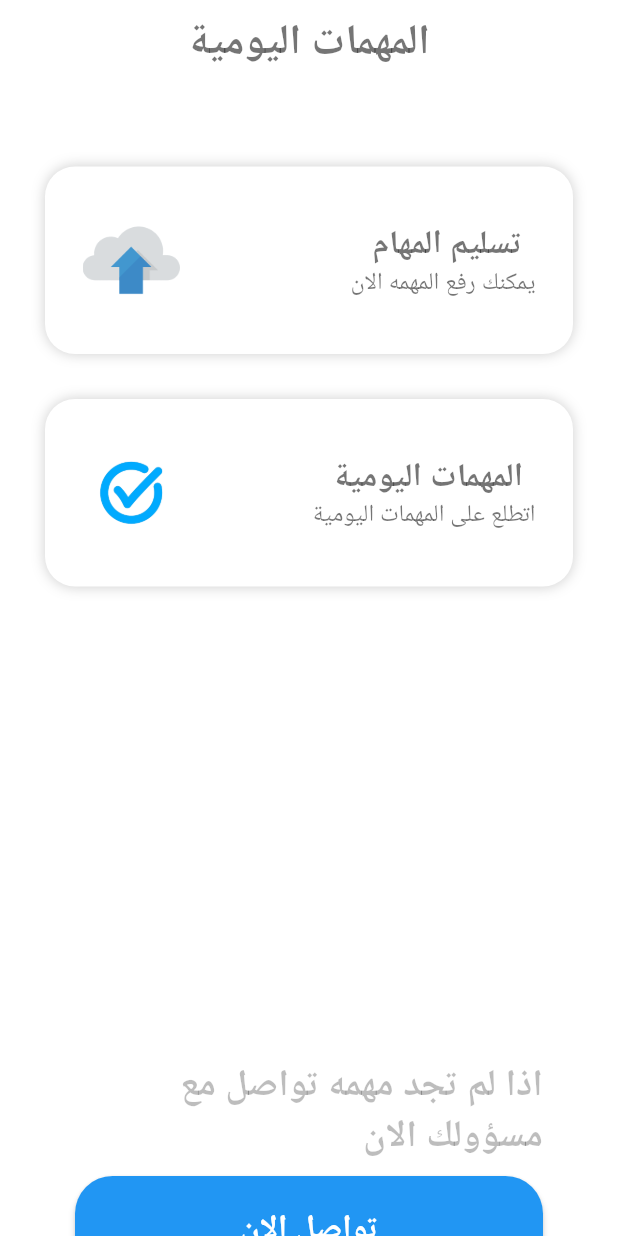
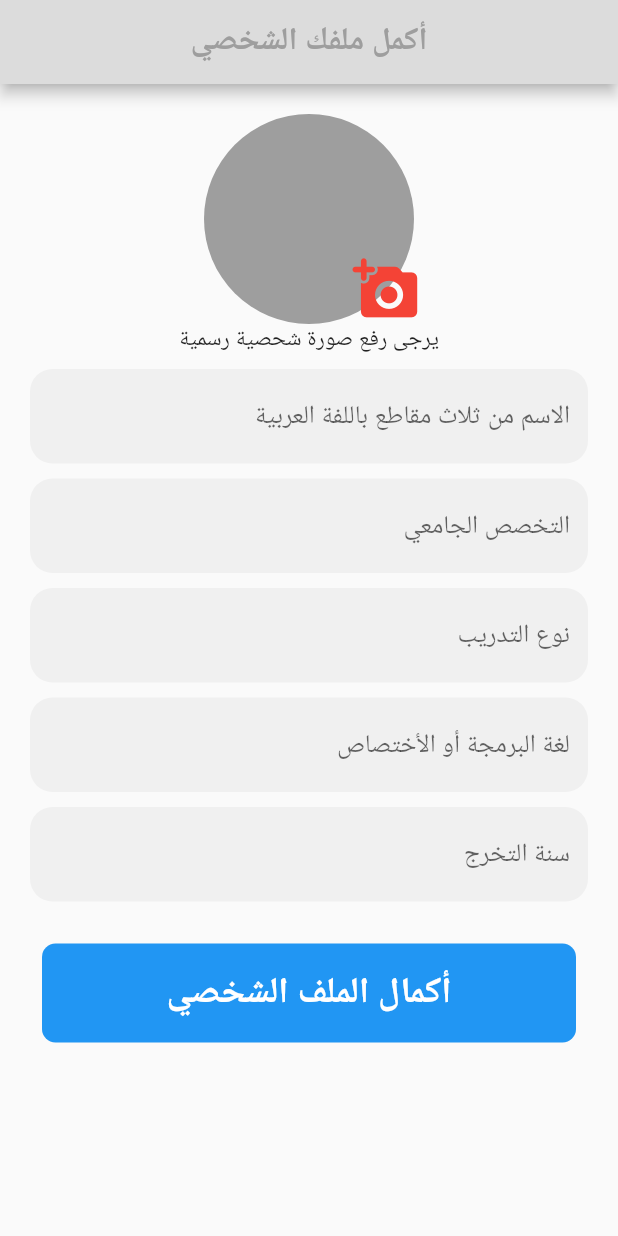
Before and after one commit to Basharzahdeh/fuais_app, a Flutter app: the screen it shows after launch, on a phone screen of 412 x 824 dp. Run offline on Flutter 3.47's test engine with Material 2 defaults, Android fonts, the phone set to English and light mode, and no system bars; our stand-ins replace easy_splash_screen, file_picker, image_picker.

Commit message:
add sign up screen

```diff
--- a/lib/main.dart
+++ b/lib/main.dart
@@ -1,7 +1,7 @@
 import 'package:flutter/material.dart';
-import 'package:fuais_app/ui/main/home_screen.dart';
 import 'package:flutter_localizations/flutter_localizations.dart';
-import 'ui/fingerprint/fingerprint_screen.dart';
+import 'package:fuais_app/ui/main/signup_screen.dart';
+import 'package:fuais_app/ui/tasks/dailytask_screen.dart';
 import 'ui/tasks/tasks_screen.dart';
 
 void main() {
@@ -13,6 +13,7 @@ class MyApp extends StatelessWidget {
   @override
   Widget build(BuildContext context) {
     return const MaterialApp(
+      debugShowCheckedModeBanner: false,
       localizationsDelegates: [
         GlobalMaterialLocalizations.delegate,
         GlobalWidgetsLocalizations.delegate,
@@ -21,7 +22,7 @@ class MyApp extends StatelessWidget {
       supportedLocales: [
         Locale('ar', 'JO'),
       ],
-      home: TasksScreen(),
+      home: SignUpScreen(),
     );
   }
 }
--- /dev/null
+++ b/lib/ui/main/signup_screen.dart
@@ -0,0 +1,243 @@
+import 'dart:io';
+
+import 'package:flutter/material.dart';
+import 'package:image_picker/image_picker.dart';
+
+class SignUpScreen extends StatefulWidget {
+  const SignUpScreen({Key? key}) : super(key: key);
+
+  @override
+  State<SignUpScreen> createState() => _SignUpScreenState();
+}
+
+class _SignUpScreenState extends State<SignUpScreen> {
+  final ImagePicker _imagePicker = ImagePicker();
+  XFile? pikedImagenew;
+  bool check = false;
+
+  TextEditingController _nameController = TextEditingController();
+  TextEditingController _priceController = TextEditingController();
+  TextEditingController _ramController = TextEditingController();
+  TextEditingController _storageController = TextEditingController();
+  TextEditingController _otherController = TextEditingController();
+
+  Future<void> getgallery() async {
+    final XFile? image = await _imagePicker.pickImage(source: ImageSource.gallery);
+
+    if (image == null) {
+      return;
+    } else {
+      setState(() {
+        check = true;
+      });
+    }
+    setState(() {
+      pikedImagenew = image;
+    });
+    Navigator.of(context).pop(ImageSource.gallery);
+  }
+
+  Future<void> _selectProfileImage() async {
+    final imageSource = await showDialog<ImageSource>(
+      context: context,
+      builder: (BuildContext context) => AlertDialog(
+        title: const Text("Select Image From:"),
+        content: SingleChildScrollView(
+          child: Column(
+            crossAxisAlignment: CrossAxisAlignment.stretch,
+            children: [
+              Row(
+                mainAxisAlignment: MainAxisAlignment.spaceEvenly,
+                children: [
+                  GestureDetector(
+                    onTap: () {
+                      Navigator.of(context).pop(ImageSource.gallery);
+                    },
+                    child: Column(
+                      children: [
+                        const Icon(Icons.photo_library),
+                        const SizedBox(height: 8),
+                        Text('Gallery'),
+                      ],
+                    ),
+                  ),
+                  GestureDetector(
+                    onTap: () {
+                      Navigator.of(context).pop(ImageSource.camera);
+                    },
+                    child: Column(
+                      children: [
+                        const Icon(Icons.camera_alt),
+                        const SizedBox(height: 8),
+                        Text('Camera'),
+                      ],
+                    ),
+                  ),
+                ],
+              ),
+            ],
+          ),
+        ),
+      ),
+    );
+
+    if (imageSource != null) {
+      final imagePickerResult = await _imagePicker.pickImage(source: imageSource);
+      if (imagePickerResult != null) {
+        setState(() {
+          pikedImagenew = imagePickerResult;
+        });
+      }
+    }
+  }
+
+  Widget _buildCircleAvatar() {
+    if (pikedImagenew == null) {
+      return CircleAvatar(
+        backgroundColor: Colors.grey,
+        radius: 70,
+      );
+    } else {
+      return CircleAvatar(
+        backgroundImage: FileImage(File(pikedImagenew!.path)),
+        radius: 70,
+      );
+    }
+  }
+
+  @override
+  Widget build(BuildContext context) {
+    return SafeArea(
+      child: Scaffold(
+        appBar: AppBar(
+          backgroundColor: Color.fromRGBO(220, 220, 220, 1),
+
+          title: Text("أكمل ملفك الشخصي",style: TextStyle(color: Colors.grey, fontWeight: FontWeight.bold)),centerTitle: true,),
+        body: Padding(
+          padding: const EdgeInsets.all(20.0),
+          child: SingleChildScrollView(
+            child: Column(
+              children: [
+                Row(
+                  crossAxisAlignment: CrossAxisAlignment.center,
+                  mainAxisAlignment: MainAxisAlignment.center,
+                  children: [
+                    Stack(
+                      alignment: Alignment.center,
+                      children: [
+                        _buildCircleAvatar(),
+                        Container(
+                          margin: EdgeInsets.only(top: 80, left: 90),
+                          child: IconButton(
+                            onPressed: () {
+                              _selectProfileImage();
+                            },
+                            icon: Icon(
+                              Icons.add_a_photo_rounded,
+                              color: Colors.red,
+                              size: 45,
+                            ),
+                          ),
+                        ),
+                      ],
+                    ),
+                  ],
+
+                ),
+                Text("يرجى رفع صورة شحصية رسمية"),
+                SizedBox(height: 10,),
+                TextFormField(
+                  textAlign: TextAlign.start,
+                  controller: _nameController,
+                  decoration: InputDecoration(
+                      border: OutlineInputBorder(
+                        borderRadius: BorderRadius.circular(15.0),
+                        borderSide: BorderSide.none,
+                      ),
+                      filled: true,
+                      fillColor: const Color.fromRGBO(240, 240, 240, 1),
+                      hintText: "الاسم من ثلاث مقاطع باللفة العربية"),
+                ),
+                SizedBox(height: 10),
+                TextFormField(
+                  textAlign: TextAlign.start,
+                  controller: _priceController,
+                  decoration: InputDecoration(
+                      border: OutlineInputBorder(
+                        borderRadius: BorderRadius.circular(15.0),
+                        borderSide: BorderSide.none,
+                      ),
+                      filled: true,
+                      fillColor: const Color.fromRGBO(240, 240, 240, 1),
+                      hintText: "التخصص الجامعي"),
+                ),
+                SizedBox(height: 10),
+                TextFormField(
+                  textAlign: TextAlign.start,
+                  controller: _storageController,
+                  decoration: InputDecoration(
+                      border: OutlineInputBorder(
+                        borderRadius: BorderRadius.circular(15.0),
+                        borderSide: BorderSide.none,
+                      ),
+                      filled: true,
+                      fillColor: const Color.fromRGBO(240, 240, 240, 1),
+                      hintText: "نوع التدريب"),
+                ),
+                SizedBox(height: 10),
+                TextFormField(
+                  textAlign: TextAlign.start,
+                  controller: _ramController,
+                  decoration: InputDecoration(
+                      border: OutlineInputBorder(
+                        borderRadius: BorderRadius.circular(15.0),
+                        borderSide: BorderSide.none,
+                      ),
+                      filled: true,
+                      fillColor: const Color.fromRGBO(240, 240, 240, 1),
+                      hintText: "لغة البرمجة أو الأختصاص"),
+                ),
+                SizedBox(height: 10),
+                TextFormField(
+                  textAlign: TextAlign.start,
+                  controller: _otherController,
+                  decoration: InputDecoration(
+                      border: OutlineInputBorder(
+                        borderRadius: BorderRadius.circular(15.0),
+                        borderSide: BorderSide.none,
+                      ),
+                      filled: true,
+                      fillColor: const Color.fromRGBO(240, 240, 240, 1),
+                      hintText: "سنة التخرج"),
+
+                ),
+                SizedBox(height: 20,),
+                Padding(
+                  padding: const EdgeInsets.all(8.0),
+                  child: InkWell(
+                    child: Container(
+                      width: MediaQuery.sizeOf(context).width,
+                      height: MediaQuery.sizeOf(context).height * .08,
+                      decoration: BoxDecoration(
+                        borderRadius: BorderRadius.circular(9),
+                        color:  Colors.blue,
+                      ),
+                      child: Center(
+                        child: Text(
+                          'أكمال الملف الشخصي', style:  TextStyle(
+                            color: Colors.white,
+                            fontWeight: FontWeight.w700,
+                            fontSize: 24),),
+
+                      ),
+                    ),
+                  ),
+                ),
+              ],
+            ),
+          ),
+        ),
+      ),
+    );
+  }
+}
--- a/pubspec.yaml
+++ b/pubspec.yaml
@@ -41,6 +41,8 @@ dependencies:
   cupertino_icons: ^1.0.2
   easy_splash_screen: ^1.0.4
   file_picker: ^5.3.2
+  image_picker: ^0.8.7+5
+
 
 dependency_overrides:
   intl: ^0.18.1
```
Also changed, not shown: pubspec.lock, 5 other files.
